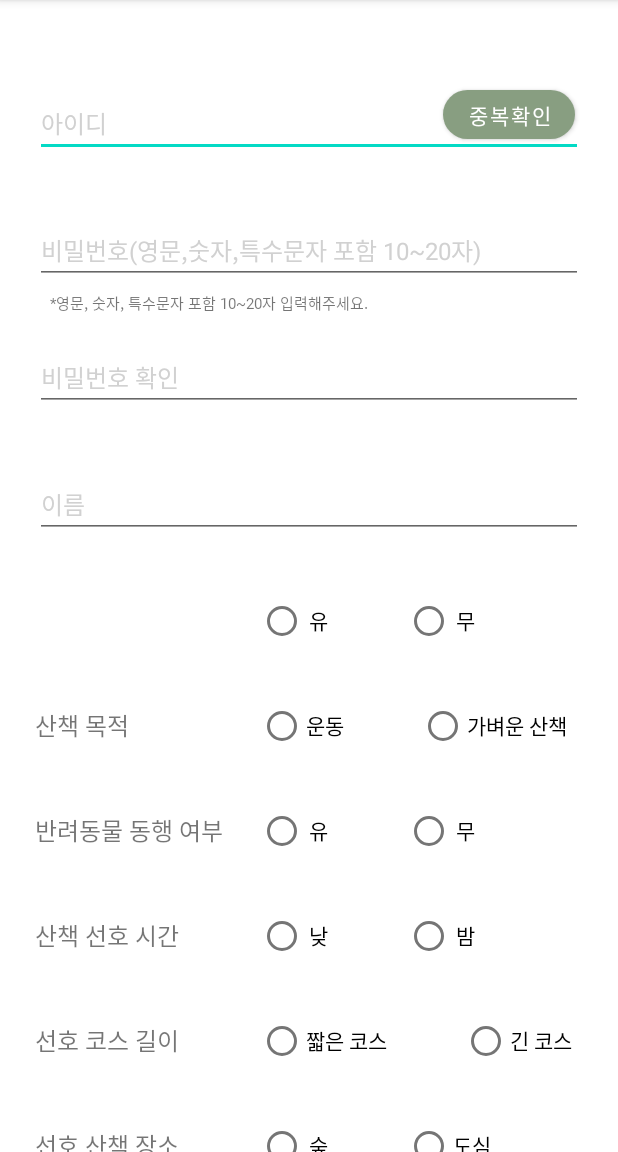
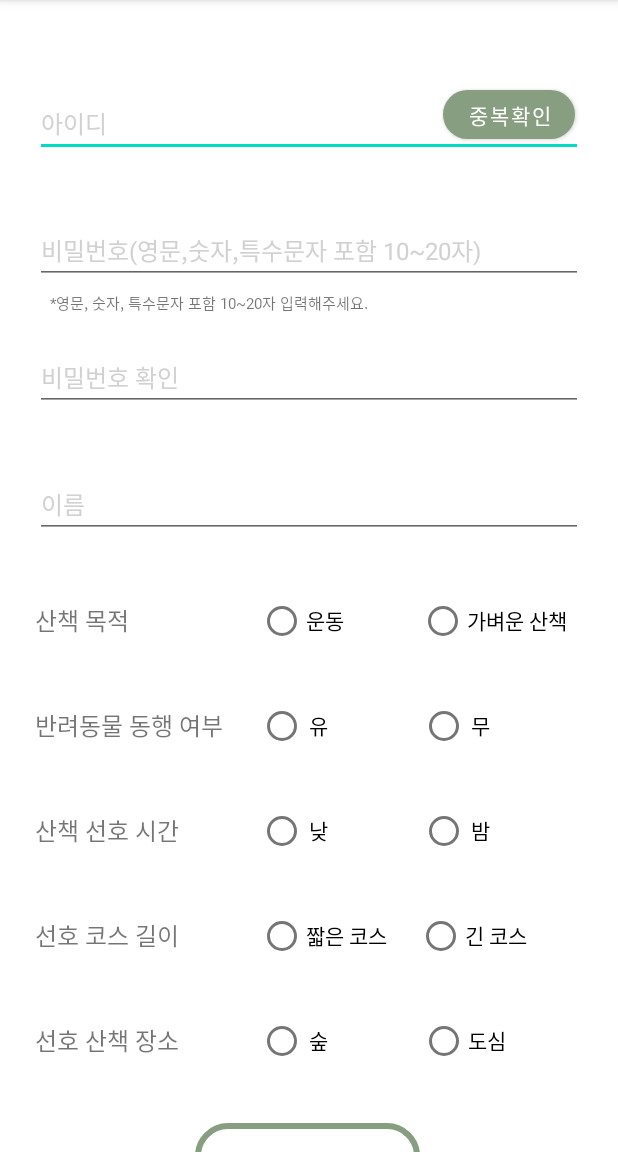
Before and after one commit to wowthing/android_ttubeok, an Android app: the Join screen opened directly, with no data from a screen before it, on a phone screen of 412 x 824 dp, the part 84-1236 px from its top. Run offline under Robolectric (Android 15) with nearby library versions, the phone set to English and light mode, and no system bars; our stand-ins replace Firebase (no records; nobody signed in at launch, a user with empty details on screens opened directly).

Commit message:
회원가입 장애유무 항목 삭제

```diff
--- a/app/src/main/java/com/example/ttubeog/Join.java
+++ b/app/src/main/java/com/example/ttubeog/Join.java
@@ -35,7 +35,6 @@ public class Join extends AppCompatActivity {
 
     String TAG = "Join_log";
 
-    String disabled;
     String purpose;
     String animal;
     String time;
@@ -50,15 +49,6 @@ public class Join extends AppCompatActivity {
 
         TextView txt_id_check = (TextView) findViewById(R.id.txt_id_check);
         txt_id_check.setVisibility(View.GONE);
-
-        RadioGroup disabled_group = (RadioGroup) findViewById(R.id.disabled_group);
-        disabled_group.setOnCheckedChangeListener(new RadioGroup.OnCheckedChangeListener() {
-            @Override
-            public void onCheckedChanged(RadioGroup group, int checkedId) {
-                RadioButton select = (RadioButton)findViewById(checkedId);
-                disabled = (String) select.getText();
-            }
-        });
 
         RadioGroup purpose_group = (RadioGroup) findViewById(R.id.purpose_group);
         purpose_group.setOnCheckedChangeListener(new RadioGroup.OnCheckedChangeListener() {
@@ -133,7 +123,6 @@ public class Join extends AppCompatActivity {
                                     join_data.put("id", id);
                                     join_data.put("pw", pw);
                                     join_data.put("name", name);
-                                    join_data.put("disabled", disabled);
                                     join_data.put("purpose", purpose);
                                     join_data.put("animal", animal);
                                     join_data.put("time", time);
--- a/app/src/main/res/layout/activity_join.xml
+++ b/app/src/main/res/layout/activity_join.xml
@@ -143,7 +143,7 @@
                 app:layout_constraintTop_toBottomOf="@+id/join_pw_check" />
 
             <TextView
-                android:id="@+id/disabled_text"
+                android:id="@+id/purpose_text"
                 android:layout_width="wrap_content"
                 android:layout_height="30dp"
                 android:layout_marginLeft="23dp"
@@ -151,53 +151,6 @@
                 android:layout_marginTop="40dp"
                 app:layout_constraintStart_toStartOf="parent"
                 app:layout_constraintTop_toBottomOf="@+id/join_name"
-                android:gravity="center"
-                android:text=""
-                android:textSize="16sp"
-                />
-
-            <RadioGroup
-                android:layout_width="wrap_content"
-                android:layout_height="wrap_content"
-                app:layout_constraintStart_toEndOf="@+id/animal_text"
-                app:layout_constraintTop_toBottomOf="@+id/join_name"
-                android:id="@+id/disabled_group"
-                android:orientation="horizontal">
-
-
-                <RadioButton
-                    android:id="@+id/disabled_yes"
-                    android:layout_width="wrap_content"
-                    android:layout_height="30dp"
-                    android:layout_marginTop="40dp"
-                    android:layout_marginLeft="23dp"
-                    android:gravity="center"
-                    android:text="유"
-                    />
-
-                <RadioButton
-                    android:id="@+id/disabled_no"
-                    android:layout_width="wrap_content"
-                    android:layout_height="30dp"
-                    android:layout_marginTop="40dp"
-                    android:layout_marginLeft="50dp"
-                    app:layout_constraintStart_toEndOf="@+id/disabled_yes"
-                    app:layout_constraintTop_toBottomOf="@+id/join_name"
-                    android:gravity="center"
-                    android:text="무"
-                    />
-
-            </RadioGroup>
-
-            <TextView
-                android:id="@+id/purpose_text"
-                android:layout_width="wrap_content"
-                android:layout_height="30dp"
-                android:layout_marginLeft="23dp"
-                android:layout_marginRight="23dp"
-                android:layout_marginTop="40dp"
-                app:layout_constraintStart_toStartOf="parent"
-                app:layout_constraintTop_toBottomOf="@+id/disabled_text"
                 android:gravity="center"
                 android:text="산책 목적"
                 android:textSize="16sp"
@@ -207,7 +160,7 @@
                 android:layout_width="wrap_content"
                 android:layout_height="wrap_content"
                 app:layout_constraintStart_toEndOf="@+id/animal_text"
-                app:layout_constraintTop_toBottomOf="@+id/disabled_text"
+                app:layout_constraintTop_toBottomOf="@+id/join_name"
                 android:id="@+id/purpose_group"
                 android:orientation="horizontal">
 
@@ -274,9 +227,9 @@
                     android:layout_width="wrap_content"
                     android:layout_height="30dp"
                     android:layout_marginTop="40dp"
-                    android:layout_marginLeft="50dp"
-                    app:layout_constraintStart_toEndOf="@+id/animal_yes"
-                    app:layout_constraintTop_toBottomOf="@+id/purpose_text"
+                    android:layout_marginLeft="60dp"
+                    app:layout_constraintStart_toEndOf="@+id/purpose_exercise"
+                    app:layout_constraintTop_toBottomOf="@+id/purpose_walk"
                     android:gravity="center"
                     android:text="무"
                     />
@@ -322,7 +275,7 @@
                     android:layout_width="wrap_content"
                     android:layout_height="30dp"
                     android:layout_marginTop="40dp"
-                    android:layout_marginLeft="50dp"
+                    android:layout_marginLeft="60dp"
                     app:layout_constraintStart_toEndOf="@+id/animal_yes"
                     app:layout_constraintTop_toBottomOf="@+id/animal_text"
                     android:gravity="center"
@@ -370,7 +323,7 @@
                     android:layout_width="wrap_content"
                     android:layout_height="30dp"
                     android:layout_marginTop="40dp"
-                    android:layout_marginLeft="50dp"
+                    android:layout_marginLeft="20dp"
                     app:layout_constraintStart_toEndOf="@+id/animal_yes"
                     app:layout_constraintTop_toBottomOf="@+id/time_text"
                     android:gravity="center"
@@ -418,7 +371,7 @@
                     android:layout_width="wrap_content"
                     android:layout_height="30dp"
                     android:layout_marginTop="40dp"
-                    android:layout_marginLeft="50dp"
+                    android:layout_marginLeft="60dp"
                     app:layout_constraintStart_toEndOf="@+id/animal_yes"
                     app:layout_constraintTop_toBottomOf="@+id/length_text"
                     android:gravity="center"
```
